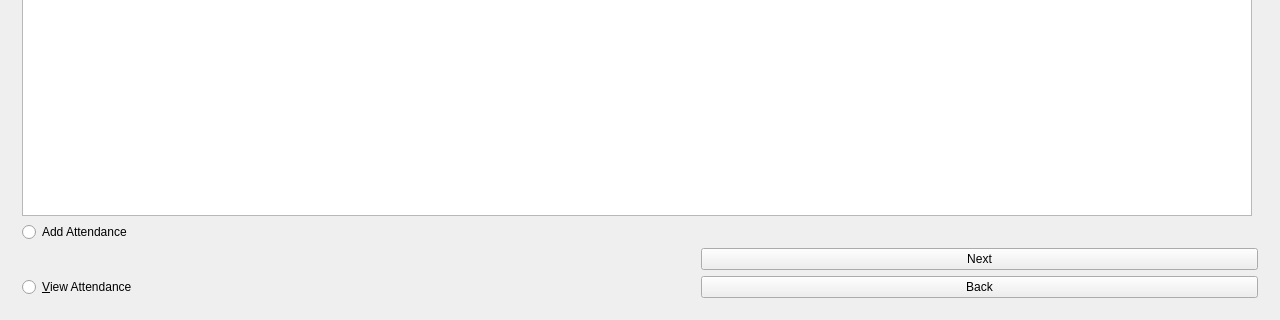
Above: mainwindow.ui from n-kenn/EECS_448_Project_1 before the change; both pictures show x 0 to 1280 and y 410 to 730 of the 1280 by 730 pixel window. Below: the same form after it.
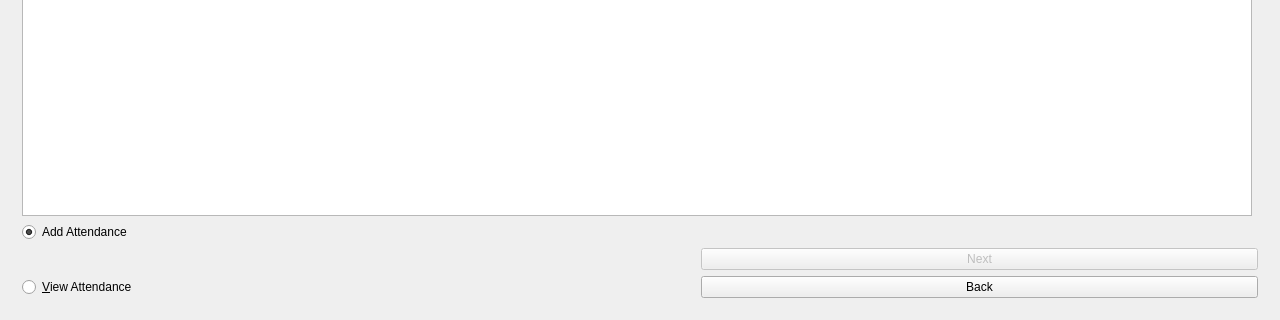
That is the form after the change. The open tabs and pages were chosen to show the change.

Diff of the .ui file:
```diff
--- a/mainwindow.ui
+++ b/mainwindow.ui
@@ -413,12 +413,15 @@
             <property name="text">
              <string>Add Attendance</string>
             </property>
+            <property name="checked">
+             <bool>true</bool>
+            </property>
            </widget>
           </item>
           <item row="2" column="2" colspan="2">
            <widget class="QPushButton" name="btnListAttendanceNext">
             <property name="enabled">
-             <bool>true</bool>
+             <bool>false</bool>
             </property>
             <property name="toolTip">
              <string>&lt;html&gt;&lt;head/&gt;&lt;body&gt;&lt;p&gt;Depending on which radio button you have selected, you will go to a different place in the program.&lt;/p&gt;&lt;/body&gt;&lt;/html&gt;</string>
```
Left out of the diff: 6 changed lines with no effect on the pictures.
